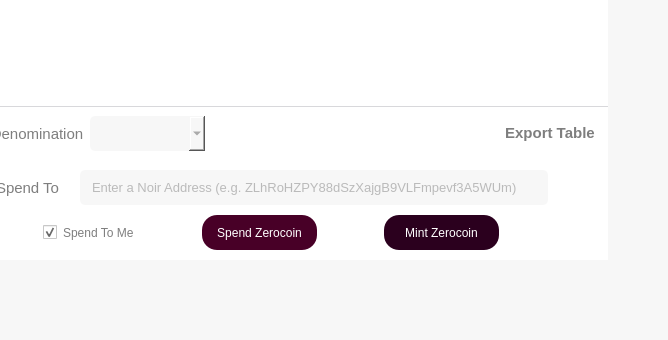
noirofficial/noir, file src/qt/forms/zerocoinpage.ui: the form before one commit; both pictures show x 124 to 792 and y 273 to 613 of the 792 by 613 pixel window.
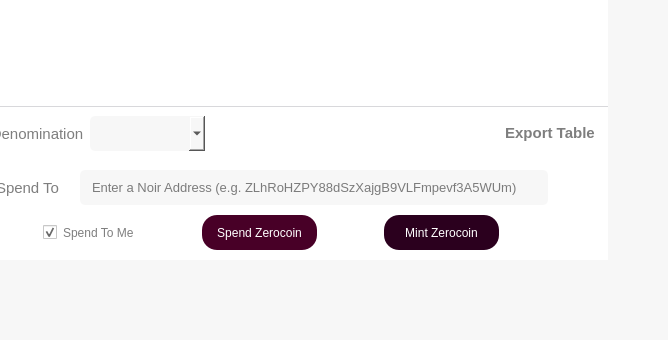
The form after the commit. Icons and pictures are not drawn.

What changed in the file:
```diff
--- a/src/qt/forms/zerocoinpage.ui
+++ b/src/qt/forms/zerocoinpage.ui
@@ -1231,13 +1231,13 @@
                   </property>
                   <property name="styleSheet">
                    <string notr="true">background-color:rgba(247, 247, 247, 250);
-height: 35px;
+color:black;
 border-radius:5px;
 border-style:solid;
 border-color:gray;
 border-width:thin;
 padding-left: 10;
-color: rgb(126, 126, 126);</string>
+</string>
                   </property>
                  </widget>
                 </item>
@@ -1368,10 +1368,16 @@
                       <verstretch>0</verstretch>
                      </sizepolicy>
                     </property>
+                    <property name="minimumSize">
+                     <size>
+                      <width>0</width>
+                      <height>35</height>
+                     </size>
+                    </property>
                     <property name="maximumSize">
                      <size>
                       <width>16777215</width>
-                      <height>16777215</height>
+                      <height>35</height>
                      </size>
                     </property>
                     <property name="font">
@@ -1381,14 +1387,12 @@
                     </property>
                     <property name="styleSheet">
                      <string notr="true">background-color:rgba(247, 247, 247, 250);
-height: 35px;
+color:black;
 border-radius:5px;
 border-style:solid;
 border-color:gray;
 border-width:thin;
 padding-left: 10;
-color: rgb(126, 126, 126);
-
 </string>
                     </property>
                     <property name="placeholderText">
```
